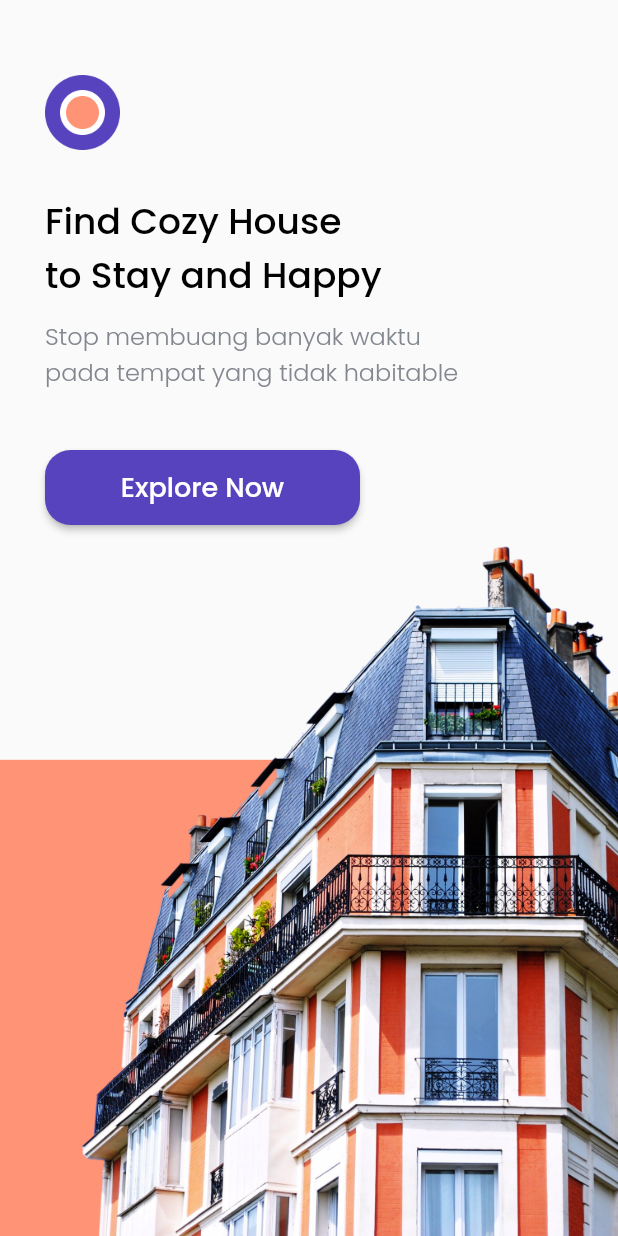
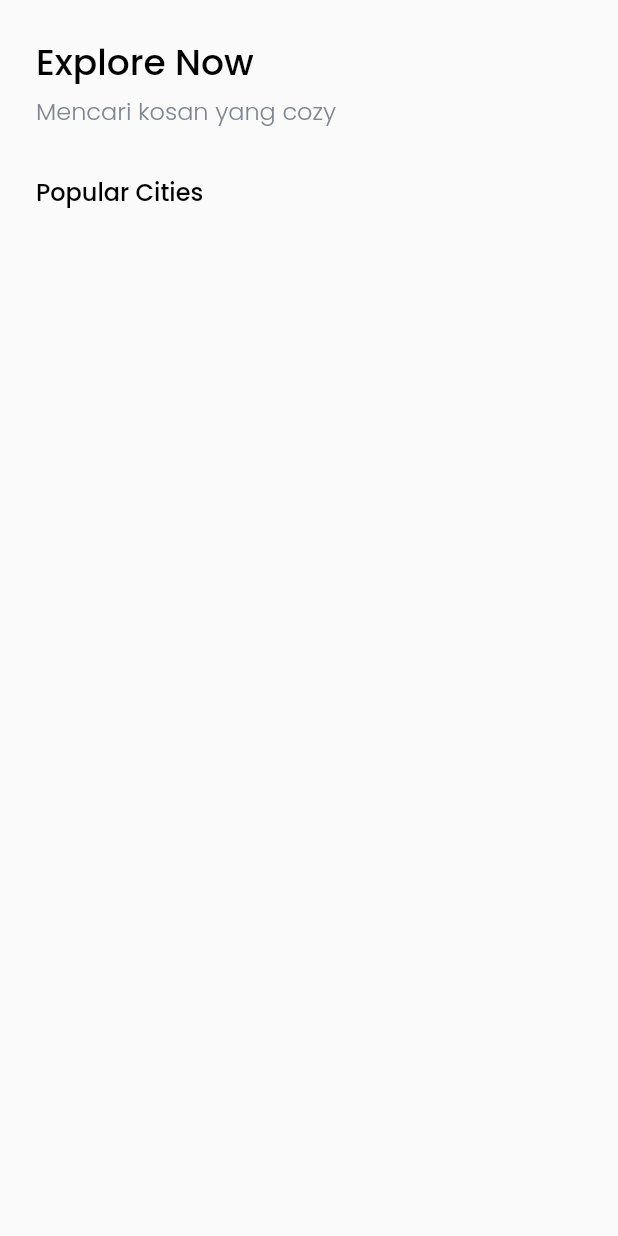
Before and after one commit to dedikahfi/cozy_home, a Flutter app: the screen it shows after launch, after a tap on "Explore Now", on a phone screen of 412 x 824 dp. Run offline on Flutter 3.47's test engine with Material 2 defaults, Android fonts, the phone set to English and light mode, and no system bars; our stand-ins replace google_fonts.

Commit message:
init home page

```diff
--- /dev/null
+++ b/lib/pages/home_page.dart
@@ -0,0 +1,60 @@
+import 'package:flutter/material.dart';
+import 'package:cozy_home/theme.dart';
+
+class HomePage extends StatelessWidget {
+  const HomePage({Key? key}) : super(key: key);
+
+  @override
+  Widget build(BuildContext context) {
+    return Scaffold(
+      body: SafeArea(
+        child: Padding(
+          padding: EdgeInsets.symmetric(
+            vertical: edge,
+          ),
+          child: ListView(
+            children: [
+              Padding(
+                padding: EdgeInsets.only(
+                  left: edge,
+                ),
+                child: Text(
+                  "Explore Now",
+                  style: blackTextStyle.copyWith(
+                    fontSize: 24,
+                  ),
+                ),
+              ),
+              const SizedBox(
+                height: 2,
+              ),
+              Padding(
+                padding: EdgeInsets.only(
+                  left: edge,
+                ),
+                child: Text(
+                  'Mencari kosan yang cozy',
+                  style: grayTextStyle.copyWith(
+                    fontSize: 16,
+                  ),
+                ),
+              ),
+              const SizedBox(
+                height: 30,
+              ),
+              Padding(
+                padding: EdgeInsets.only(left: edge),
+                child: Text(
+                  "Popular Cities",
+                  style: blackTextStyle.copyWith(
+                    fontSize: 16,
+                  ),
+                ),
+              ),
+            ],
+          ),
+        ),
+      ),
+    );
+  }
+}
--- a/lib/pages/splash_page.dart
+++ b/lib/pages/splash_page.dart
@@ -1,5 +1,6 @@
 import 'package:cozy_home/theme.dart';
 import 'package:flutter/material.dart';
+import 'home_page.dart';
 
 class SplashPage extends StatelessWidget {
   const SplashPage({Key? key}) : super(key: key);
@@ -46,7 +47,7 @@
                   ),
                   Text(
                     "Stop membuang banyak waktu\npada tempat yang tidak habitable",
-                    style: greyTextStyle.copyWith(
+                    style: grayTextStyle.copyWith(
                       fontSize: 16,
                     ),
                   ),
@@ -58,7 +59,14 @@
                     height: 50,
                     // ignore: deprecated_member_use
                     child: RaisedButton(
-                      onPressed: () {},
+                      onPressed: () {
+                        Navigator.push(
+                          context,
+                          MaterialPageRoute(
+                            builder: (context) => const HomePage(),
+                          ),
+                        );
+                      },
                       color: purpleColor,
                       shape: RoundedRectangleBorder(
                         borderRadius: BorderRadius.circular(
--- a/lib/theme.dart
+++ b/lib/theme.dart
@@ -6,6 +6,8 @@
 const blackColor = Color(0xff000000);
 const whiteColor = Color(0xffFFFFFF);
 const grayColor = Color(0xff82868E);
+
+double edge = 24;
 
 TextStyle blackTextStyle = GoogleFonts.poppins(
   fontWeight: FontWeight.w500,
@@ -17,7 +19,7 @@
   color: whiteColor,
 );
 
-TextStyle greyTextStyle = GoogleFonts.poppins(
+TextStyle grayTextStyle = GoogleFonts.poppins(
   fontWeight: FontWeight.w300,
   color: grayColor,
 );
```
